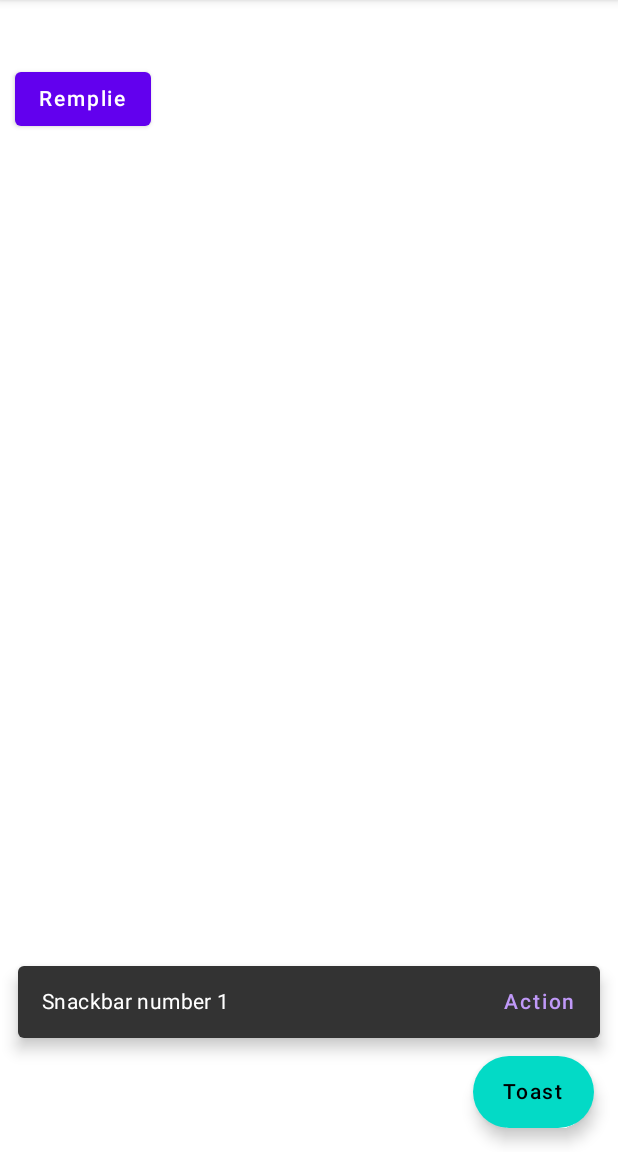
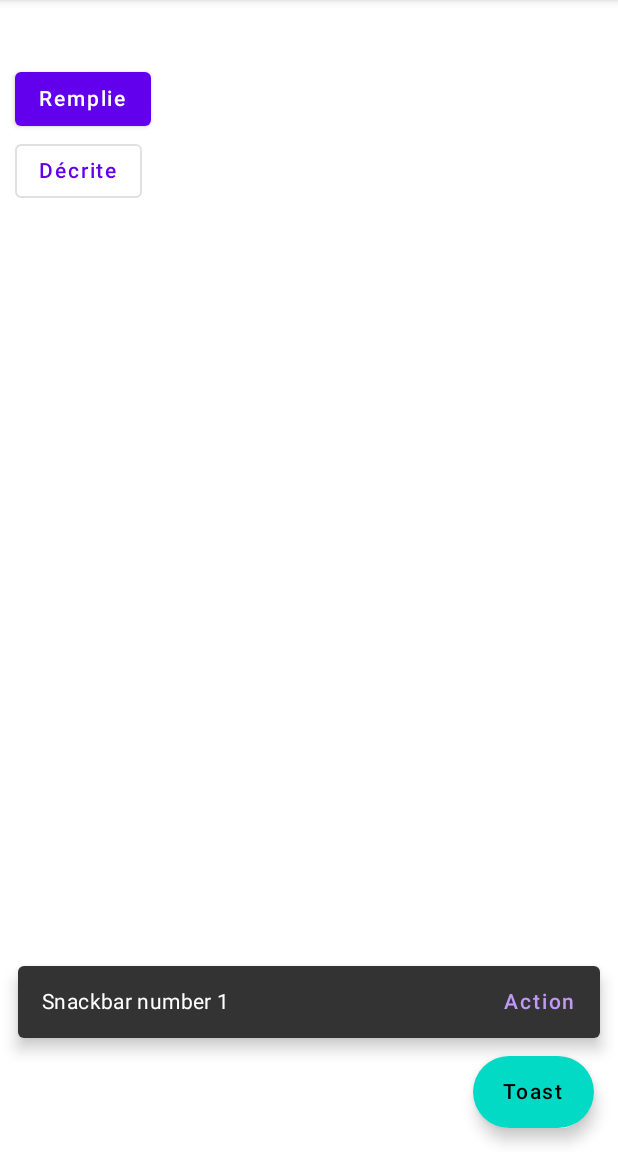
Before and after one commit to NiBienvenu/KMP_Cours, an Android app built with Jetpack Compose: the screen it shows after launch (MainActivity), after a tap on "Toast", on a phone screen of 412 x 824 dp, the part 84-1236 px from its top. Run offline under Robolectric (Android 15) with nearby library versions, the phone set to English and light mode, and no system bars.

Commit message:
ElevateButton

```diff
--- a/composeApp/src/commonMain/kotlin/com/nibienvenu/kmp_cours/App.kt
+++ b/composeApp/src/commonMain/kotlin/com/nibienvenu/kmp_cours/App.kt
@@ -27,6 +27,8 @@ import androidx.compose.ui.unit.dp
 import com.nibienvenu.kmp_cours.Components.BadgeExample
 import com.nibienvenu.kmp_cours.Components.BadgeInteractiveExample
 import com.nibienvenu.kmp_cours.Components.BouttonFilled
+import com.nibienvenu.kmp_cours.Components.ElevatedButton
+import com.nibienvenu.kmp_cours.Components.OutlinedButton
 import kotlinx.coroutines.channels.Channel
 import kotlinx.coroutines.flow.receiveAsFlow
 import org.jetbrains.compose.ui.tooling.preview.Preview
@@ -102,6 +104,11 @@ fun App() {
                     ){
 
                         BouttonFilled()
+                        OutlinedButton {
+                            println("hello world")
+                        }
+
+
                     }
                 }
 
--- a/composeApp/src/commonMain/kotlin/com/nibienvenu/kmp_cours/Components/Boutton.kt
+++ b/composeApp/src/commonMain/kotlin/com/nibienvenu/kmp_cours/Components/Boutton.kt
@@ -1,10 +1,9 @@
 package com.nibienvenu.kmp_cours.Components
 
 import androidx.compose.material.Button
-import androidx.compose.material.Colors
+import androidx.compose.material.OutlinedButton
 import androidx.compose.material.Text
 import androidx.compose.runtime.Composable
-import androidx.compose.runtime.ComposeCompilerApi
 
 @Composable
 fun BouttonFilled(){
@@ -16,6 +15,15 @@ fun BouttonFilled(){
 }
 
 @Composable
-fun ButtonFilledTonal(){
+fun OutlinedButton(onClick : () -> Unit){
+    OutlinedButton(onClick = { onClick() }) {
+        Text("Décrite")
+    }
+}
 
+@Composable
+fun ElevatedButton(onClick: () -> Unit, function: @Composable () -> Unit){
+    ElevatedButton(onClick = { onClick() }) {
+        Text("Elevated")
+    }
 }
```
